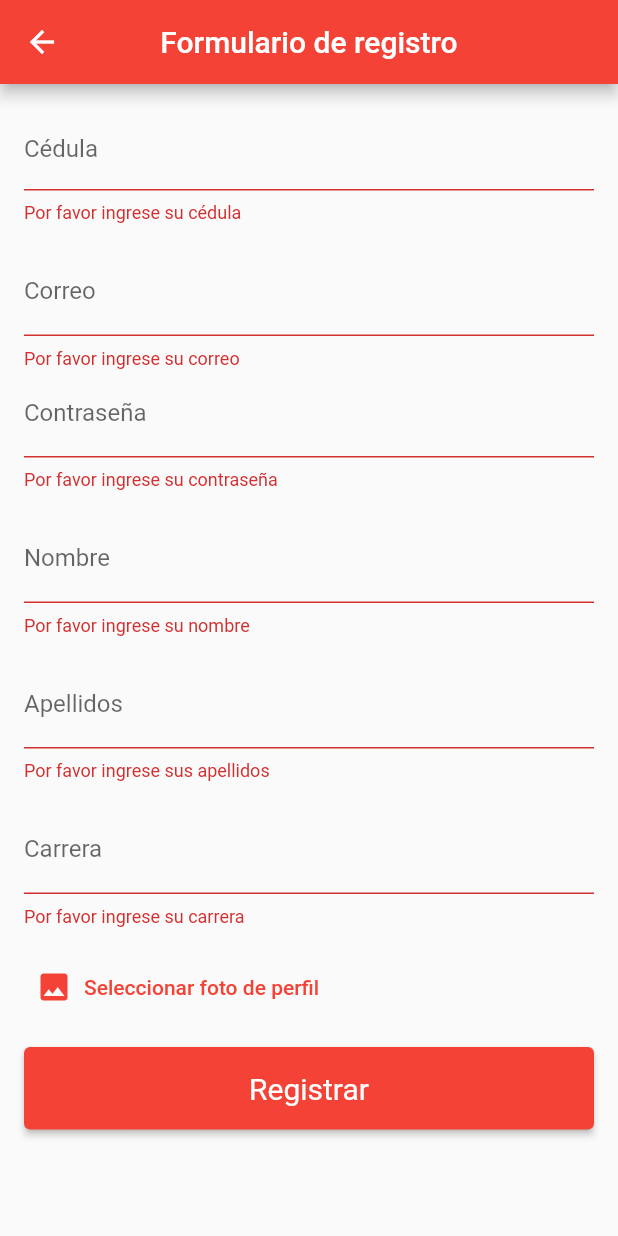
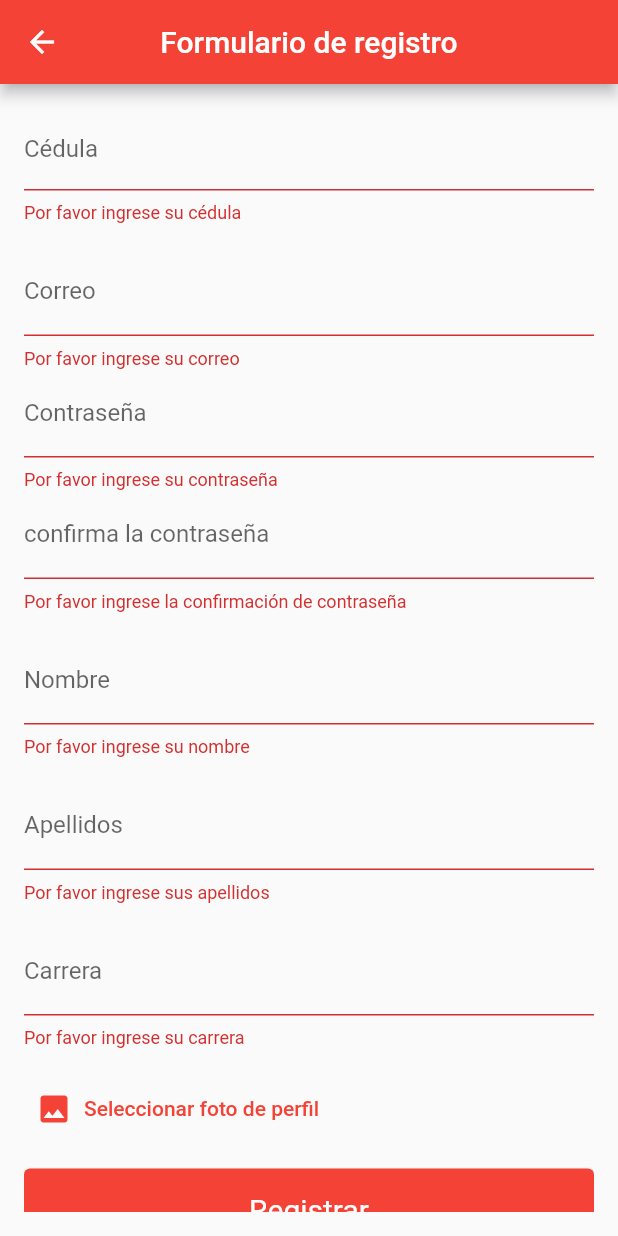
Before and after one commit to ricoemanuel/sashamaster, a Flutter app: the RegistrationForm screen opened directly, after a tap on "Registrar", on a phone screen of 412 x 824 dp. Run offline on Flutter 3.47's test engine with Material 2 defaults, Android fonts, the phone set to English and light mode, and no system bars; our stand-ins replace cloud_firestore, firebase_auth, firebase_core, firebase_storage, image_picker; accounts and stored records are empty.

Commit message:
password confirmation field

```diff
--- a/lib/views/registrationForm.view.dart
+++ b/lib/views/registrationForm.view.dart
@@ -23,6 +23,7 @@ class _RegistrationFormState extends State<RegistrationForm> {
   String? _lastName;
   String? _email;
   String? _password;
+  String? _confirmpasword;
   String? _cedula;
   String? _carrera;
   File? _foto;
@@ -37,6 +38,21 @@ class _RegistrationFormState extends State<RegistrationForm> {
   }
 
   Future<void> _enviarFormulario() async {
+    if (_password != _confirmpasword) {
+      showDialog(
+        context: context,
+        builder: (_) => AlertDialog(
+          title: const Text('Error'),
+          content: const Text('Las contraseñas no coinciden'),
+          actions: [
+            TextButton(
+              onPressed: () => Navigator.pop(context),
+              child: const Text('Aceptar'),
+            ),
+          ],
+        ),
+      );
+    } else {
       if (_foto != null) {
         final id = _cedula;
         final email = _email;
@@ -59,6 +75,7 @@ class _RegistrationFormState extends State<RegistrationForm> {
         };
 
         CreateUserFirestore(userData);
+      }
     }
   }
 
@@ -126,6 +143,22 @@ class _RegistrationFormState extends State<RegistrationForm> {
                   },
                   onSaved: (value) {
                     _password = value;
+                  },
+                ),
+                TextFormField(
+                  decoration: const InputDecoration(
+                      labelText: 'confirma la contraseña'),
+                  obscureText: true,
+                  validator: (value) {
+                    if (value == null || value.isEmpty) {
+                      return 'Por favor ingrese la confirmación de contraseña';
+                    }
+
+                    // Agregue cualquier otra validación que desee, como verificar si la contraseña tiene caracteres especiales, números, etc.
+                    return null;
+                  },
+                  onSaved: (value) {
+                    _confirmpasword = value;
                   },
                 ),
                 const SizedBox(height: 16.0),
```
Lines whose indentation alone changed are shown as unchanged.
